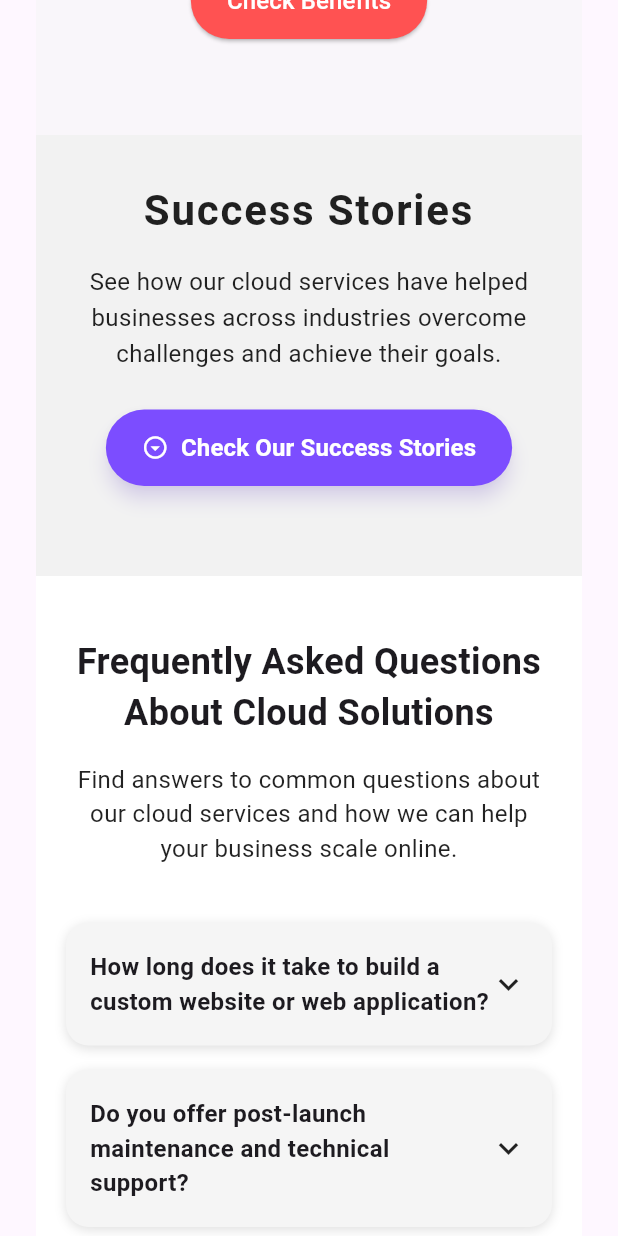
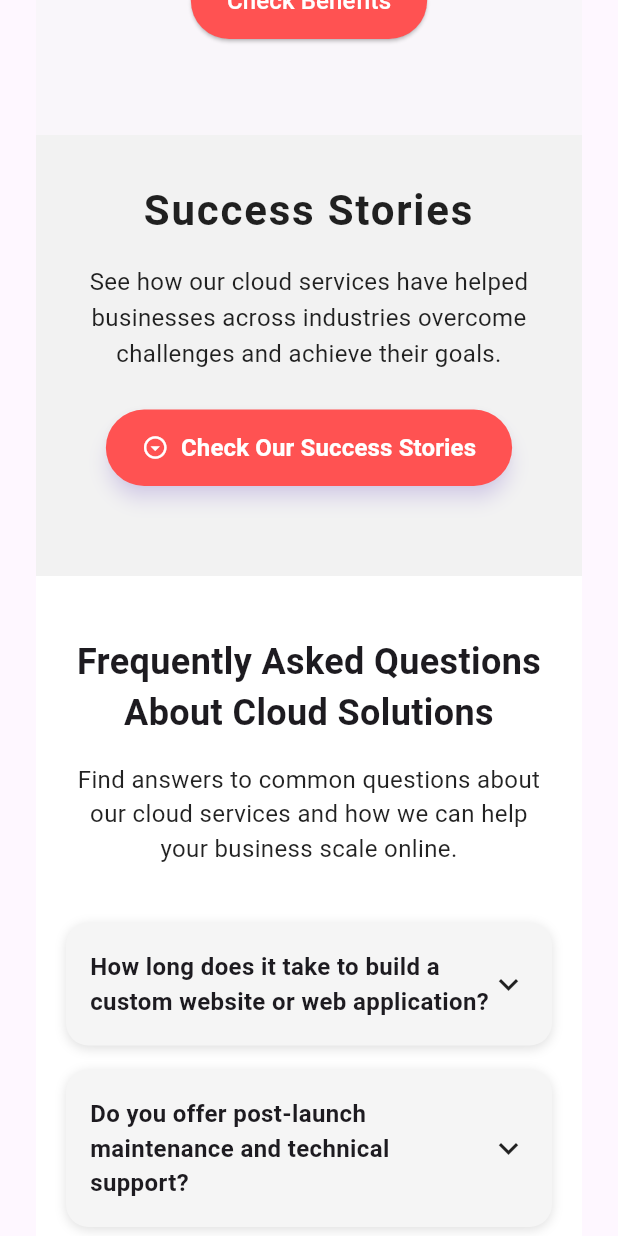
Before and after one commit to Vanshahuja1/One-Aim-App, a Flutter app: the ContainWeb screen opened directly, scrolled down 1728 dp, on a phone screen of 412 x 824 dp. Run offline on Flutter 3.47's test engine with Material 3 defaults, Android fonts, the phone set to English and light mode, and no system bars; our stand-ins replace visibility_detector; network calls fail.

Commit message:
Update web6.dart

```diff
--- a/lib/Web_Service/web6.dart
+++ b/lib/Web_Service/web6.dart
@@ -63,7 +63,7 @@ class _Web6State extends State<Web6> with TickerProviderStateMixin {
               style: TextStyle(fontSize: 16, fontWeight: FontWeight.w600),
             ),
             style: ElevatedButton.styleFrom(
-              backgroundColor: Colors.deepPurpleAccent,
+              backgroundColor: Colors.redAccent,
               foregroundColor: Colors.white,
               padding: const EdgeInsets.symmetric(horizontal: 24, vertical: 14),
               shape: RoundedRectangleBorder(
```
